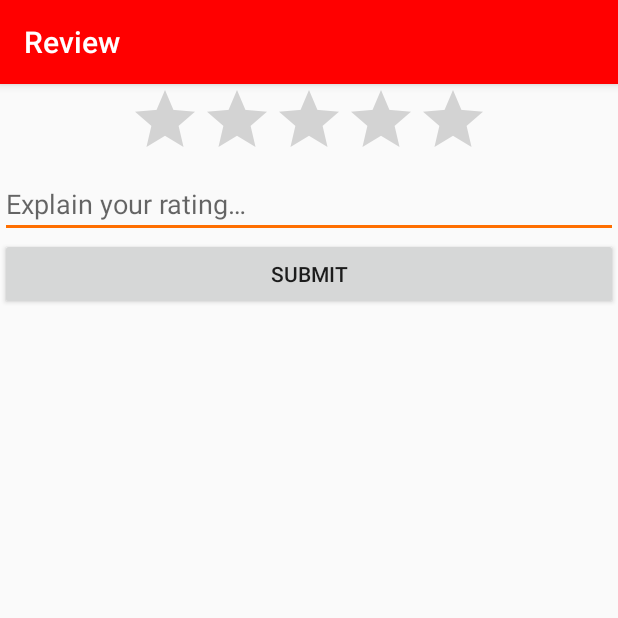
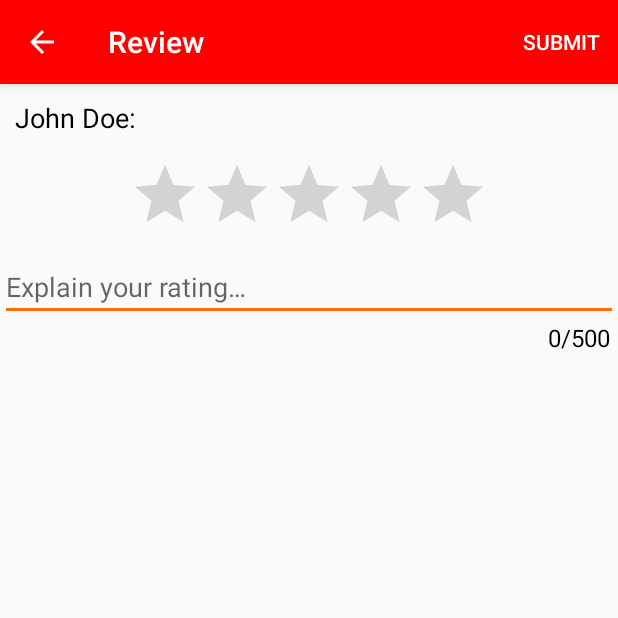
Before and after one commit to qwertie64982/ShipHappens, an Android app: the screen it shows after launch (RatingActivity), after a tap on "ADD REVIEW", on a phone screen of 412 x 824 dp, the top half of it. Run offline under Robolectric (Android 15) with nearby library versions, the phone set to English and light mode, and no system bars.

Commit message:
UI changes + check for star rating when submitting

```diff
--- a/app/src/main/AndroidManifest.xml
+++ b/app/src/main/AndroidManifest.xml
@@ -18,7 +18,8 @@
         </activity>
         <activity
             android:name=".RatingActivity"
-            android:label="@string/rating_name">
+            android:label="@string/rating_name"
+            android:parentActivityName=".CompanyActivity">
         </activity>
     </application>
 
--- a/app/src/main/java/com/qwertie64982/shiphappens/CompanyActivity.java
+++ b/app/src/main/java/com/qwertie64982/shiphappens/CompanyActivity.java
@@ -23,6 +23,8 @@ import java.util.ArrayList;
 
 // TODO: Proper documentation. Too tired right now but it's simple enough, I'll figure it out
 
+// TODO: What to display if the ListView is empty
+
 public class CompanyActivity extends AppCompatActivity {
     private final String TAG = "CompanyActivity";
     private final int SUBMIT_RATING_REQUEST_CODE = 0;
@@ -31,6 +33,8 @@ public class CompanyActivity extends AppCompatActivity {
     private final String POST_AUTHOR = "author";
     private final String POST_MESSAGE = "message";
     private final String POST_RATING = "rating";
+
+    final String authorName = "John Doe";
 
     private boolean hasLeftReview;
     private ArrayList<Rating> ratingArrayList;
@@ -59,6 +63,7 @@ public class CompanyActivity extends AppCompatActivity {
             @Override
             public void onClick(View view) {
                 Intent intent = new Intent(CompanyActivity.this, RatingActivity.class);
+                intent.putExtra(POST_AUTHOR, authorName);
                 startActivityForResult(intent, SUBMIT_RATING_REQUEST_CODE);
             }
         });
@@ -79,11 +84,10 @@ public class CompanyActivity extends AppCompatActivity {
         super.onActivityResult(requestCode, resultCode, data);
 
         if (requestCode == SUBMIT_RATING_REQUEST_CODE && resultCode == Activity.RESULT_OK) {
-            String author = data.getStringExtra(POST_AUTHOR);
             String message = data.getStringExtra(POST_MESSAGE);
             int rating = data.getIntExtra(POST_RATING, 3); // default of 3 so an error won't skew things
 
-            Rating newRating = new Rating(author, message, rating);
+            Rating newRating = new Rating(authorName, message, rating);
             Log.d(TAG, "onActivityResult: Received rating: " + newRating);
 
             ratingArrayList.add(newRating);
--- a/app/src/main/java/com/qwertie64982/shiphappens/RatingActivity.java
+++ b/app/src/main/java/com/qwertie64982/shiphappens/RatingActivity.java
@@ -1,19 +1,25 @@
 package com.qwertie64982.shiphappens;
 
 import android.app.Activity;
+import android.app.AlertDialog;
+import android.content.DialogInterface;
 import android.content.Intent;
 import android.support.v7.app.AppCompatActivity;
 import android.os.Bundle;
+import android.text.Editable;
 import android.text.InputFilter;
+import android.text.TextWatcher;
 import android.util.Log;
+import android.view.Gravity;
+import android.view.Menu;
+import android.view.MenuInflater;
+import android.view.MenuItem;
 import android.view.View;
 import android.widget.Button;
 import android.widget.EditText;
 import android.widget.RatingBar;
-
-// TODO: Add back arrow
-
-// TODO: Move submit button to menu bar
+import android.widget.TextView;
+import android.widget.Toast;
 
 // TODO: Require user to enter a star rating (so it doesn't return 0)
 
@@ -26,32 +32,116 @@ public class RatingActivity extends AppCompatActivity {
     private final String POST_MESSAGE = "message";
     private final String POST_RATING = "rating";
 
-    private final String TEMP_AUTHOR = "John Doe";
+    // User
+    private String authorName;
+
+    // Views
+    TextView authorTextView;
+    RatingBar ratingBar;
+    EditText messageEditText;
+    TextView characterCountTextView;
 
     @Override
     protected void onCreate(Bundle savedInstanceState) {
         super.onCreate(savedInstanceState);
         setContentView(R.layout.activity_rating);
 
-        // TODO: Put a counter so the user knows how many characters they have/can enter
-        final EditText messageEditText = (EditText) findViewById(R.id.messageEditText);
+        Intent intent = getIntent();
+        authorName = intent.getStringExtra(POST_AUTHOR);
+
+        if (getSupportActionBar() != null) {
+            getSupportActionBar().setDisplayHomeAsUpEnabled(true);
+        }
+
+        authorTextView = (TextView) findViewById(R.id.authorTextView);
+        authorTextView.setText(getString(R.string.posting_as_author, authorName));
+        ratingBar = (RatingBar) findViewById(R.id.ratingBar);
+        messageEditText = (EditText) findViewById(R.id.messageEditText);
         messageEditText.setFilters(new InputFilter[] {new InputFilter.LengthFilter(MAX_MESSAGE_LENGTH)});
 
-        final RatingBar ratingBar = (RatingBar) findViewById(R.id.ratingBar);
+        characterCountTextView = (TextView) findViewById(R.id.characterCountTextView);
+        characterCountTextView.setText(getApplicationContext().getString(R.string.character_count, 0, MAX_MESSAGE_LENGTH));
+        TextWatcher characterCountTextWatcher = new TextWatcher() {
+            @Override
+            public void beforeTextChanged(CharSequence charSequence, int i, int i1, int i2) {
 
-        Button submitButton = (Button) findViewById(R.id.submitButton);
-        submitButton.setOnClickListener(new View.OnClickListener() {
+            }
+
             @Override
-            public void onClick(View view) {
-                Intent intent = new Intent();
-                intent.putExtra(POST_AUTHOR, TEMP_AUTHOR);
-                intent.putExtra(POST_MESSAGE, messageEditText.getText().toString());
-                intent.putExtra(POST_RATING, (int) ratingBar.getRating());
+            public void onTextChanged(CharSequence charSequence, int i, int i1, int i2) {
+                characterCountTextView.setText(getApplicationContext().getString(
+                        R.string.character_count, messageEditText.length(), MAX_MESSAGE_LENGTH));
+                if (messageEditText.length() >= MAX_MESSAGE_LENGTH) {
+                    characterCountTextView.setTextColor(getResources().getColor(android.R.color.holo_red_dark));
+                } else {
+                    characterCountTextView.setTextColor(getResources().getColor(android.R.color.black));
+                }
+            }
 
-                Log.d(TAG, "onClick: Packed intent with " + TEMP_AUTHOR + ", " + messageEditText.getText().toString() + ", " + ratingBar.getNumStars());
-                setResult(Activity.RESULT_OK, intent);
-                finish();
+            @Override
+            public void afterTextChanged(Editable editable) {
+
             }
-        });
+        };
+        messageEditText.addTextChangedListener(characterCountTextWatcher);
+    }
+
+    @Override
+    public boolean onCreateOptionsMenu(Menu menu) {
+        MenuInflater menuInflater = getMenuInflater();
+        menuInflater.inflate(R.menu.menu_rating, menu);
+        return super.onCreateOptionsMenu(menu);
+    }
+
+    @Override
+    public boolean onOptionsItemSelected(MenuItem item) {
+        switch (item.getItemId()) {
+            case android.R.id.home:
+                AlertDialog.Builder builder = new AlertDialog.Builder(RatingActivity.this);
+                builder.setTitle(R.string.rating_warning_title)
+                        .setMessage(R.string.rating_warning_message)
+                        .setPositiveButton(R.string.rating_warning_leave, new DialogInterface.OnClickListener() {
+                            @Override
+                            public void onClick(DialogInterface dialogInterface, int i) {
+                                onBackPressed();
+                            }
+                        })
+                        .setNegativeButton(R.string.rating_warning_stay, null);
+                builder.create().show();
+                return true;
+            case R.id.submitMenuItem:
+                if (ratingBar.getRating() == 0) {
+                    Toast enterStarsToast = Toast.makeText(RatingActivity.this,
+                            getString(R.string.enter_stars_toast), Toast.LENGTH_SHORT);
+                    enterStarsToast.setGravity(Gravity.TOP, 0, 0);
+                    enterStarsToast.show();
+                } else {
+                    Intent intent = new Intent();
+                    intent.putExtra(POST_MESSAGE, messageEditText.getText().toString());
+                    intent.putExtra(POST_RATING, (int) ratingBar.getRating());
+
+                    Log.d(TAG, "onClick: Packed intent with " + authorName + ", " + messageEditText.getText().toString() + ", " + ratingBar.getNumStars());
+                    setResult(Activity.RESULT_OK, intent);
+                    finish();
+                }
+                return true;
+            default:
+                return super.onOptionsItemSelected(item);
+        }
+    }
+
+    @Override
+    public void onBackPressed() {
+        AlertDialog.Builder builder = new AlertDialog.Builder(RatingActivity.this);
+        builder.setTitle(R.string.rating_warning_title)
+                .setMessage(R.string.rating_warning_message)
+                .setPositiveButton(R.string.rating_warning_leave, new DialogInterface.OnClickListener() {
+                    @Override
+                    public void onClick(DialogInterface dialogInterface, int i) {
+                        finish();
+                    }
+                })
+                .setNegativeButton(R.string.rating_warning_stay, null);
+        builder.create().show();
     }
 }
--- a/app/src/main/res/layout/activity_company.xml
+++ b/app/src/main/res/layout/activity_company.xml
@@ -1,5 +1,5 @@
 <?xml version="1.0" encoding="utf-8"?>
-    <ScrollView
+<ScrollView
     xmlns:android="http://schemas.android.com/apk/res/android"
     xmlns:app="http://schemas.android.com/apk/res-auto"
     xmlns:tools="http://schemas.android.com/tools"
--- a/app/src/main/res/layout/activity_rating.xml
+++ b/app/src/main/res/layout/activity_rating.xml
@@ -1,17 +1,30 @@
 <?xml version="1.0" encoding="utf-8"?>
-<LinearLayout
+<ScrollView
     xmlns:android="http://schemas.android.com/apk/res/android"
     xmlns:tools="http://schemas.android.com/tools"
     android:layout_width="match_parent"
     android:layout_height="match_parent"
-    android:orientation="vertical"
     tools:context="com.qwertie64982.shiphappens.RatingActivity">
+    <LinearLayout
+        android:layout_width="match_parent"
+        android:layout_height="wrap_content"
+        android:orientation="vertical">
+
+        <TextView
+            android:id="@+id/authorTextView"
+            android:layout_width="match_parent"
+            android:layout_height="wrap_content"
+            android:layout_margin="10sp"
+            android:text="TextView"
+            android:textColor="@android:color/black"
+            android:textSize="18sp" />
 
         <RatingBar
             android:id="@+id/ratingBar"
             android:layout_width="wrap_content"
             android:layout_height="wrap_content"
             android:layout_gravity="center_horizontal"
+            android:layout_margin="5dp"
             android:isIndicator="false"
             android:numStars="5"
             android:stepSize="1" />
@@ -22,9 +35,14 @@
             android:layout_height="wrap_content"
             android:hint="@string/explain_rating" />
 
-    <Button
-        android:id="@+id/submitButton"
-        android:layout_width="match_parent"
+        <TextView
+            android:id="@+id/characterCountTextView"
+            android:layout_width="wrap_content"
             android:layout_height="wrap_content"
-        android:text="@string/submit_button_label" />
+            android:layout_gravity="end"
+            android:layout_marginEnd="5dp"
+            android:textAlignment="textEnd"
+            android:textColor="@android:color/black"
+            android:textSize="16sp" />
     </LinearLayout>
+</ScrollView>
--- /dev/null
+++ b/app/src/main/res/menu/menu_rating.xml
@@ -0,0 +1,10 @@
+<?xml version="1.0" encoding="utf-8"?>
+<menu
+    xmlns:android="http://schemas.android.com/apk/res/android"
+    xmlns:app="http://schemas.android.com/apk/res-auto">
+
+    <item
+        android:id="@+id/submitMenuItem"
+        android:title="@string/submit_menu_button_label"
+        app:showAsAction="ifRoom"/>
+</menu>
--- a/app/src/main/res/values/colors.xml
+++ b/app/src/main/res/values/colors.xml
@@ -1,6 +1,6 @@
 <?xml version="1.0" encoding="utf-8"?>
 <resources>
-    <color name="colorPrimary">#FF0000</color>
-    <color name="colorPrimaryDark">#CC0000</color>
+    <color name="colorPrimary">#ff0000</color>
+    <color name="colorPrimaryDark">#cc0000</color>
     <color name="colorAccent">#ff6f00</color>
 </resources>
--- a/app/src/main/res/values/strings.xml
+++ b/app/src/main/res/values/strings.xml
@@ -8,8 +8,15 @@
     <string name="reviews_title">Reviews:</string>
 
     <!-- RatingActivity -->
+    <string name="posting_as_author">%1$s:</string>
     <string name="explain_rating">Explain your rating&#8230;</string>
-    <string name="submit_button_label">Submit</string>
+    <string name="character_count">%1$d/%2$d</string>
+    <string name="submit_menu_button_label">Submit</string>
+    <string name="enter_stars_toast">You must enter a star rating to submit.</string>
+    <string name="rating_warning_title">Discard review?</string>
+    <string name="rating_warning_message">If you leave without submitting, your review will be lost.</string>
+    <string name="rating_warning_leave">Leave</string>
+    <string name="rating_warning_stay">Stay</string>
 
     <!-- Accessibility -->
     <string name="company_logo">Company logo</string>
```
Lines whose indentation alone changed are shown as unchanged.
